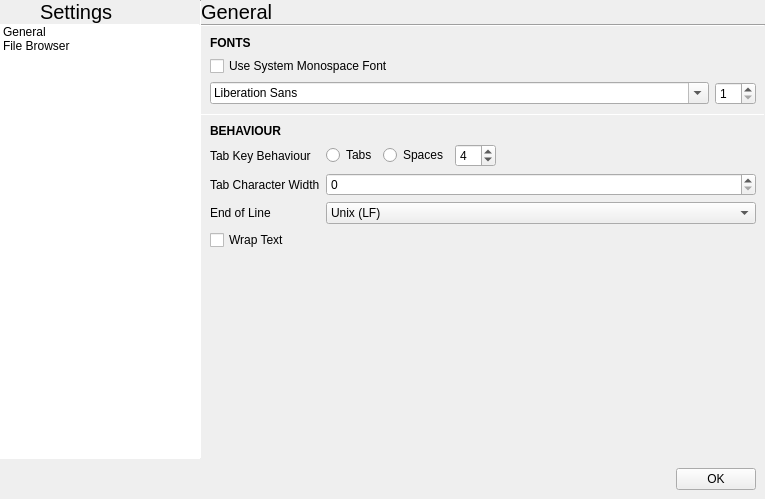
Above: slate/settingsdialog.ui from theCheeseboard/theSlate before the change. Below: the same form after it.
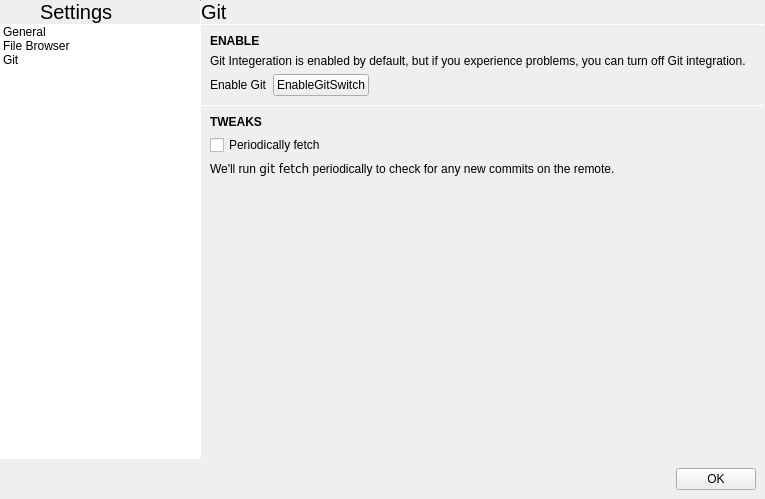
That is the form after the change. Icons and pictures are not drawn. Custom widgets are drawn as their Qt base class.

Diff of the .ui file:
```diff
--- a/slate/settingsdialog.ui
+++ b/slate/settingsdialog.ui
@@ -148,6 +148,11 @@
             <string>File Browser</string>
            </property>
           </item>
+          <item>
+           <property name="text">
+            <string>Git</string>
+           </property>
+          </item>
          </widget>
         </item>
        </layout>
@@ -169,7 +174,7 @@
      <item>
       <widget class="QStackedWidget" name="categoryStack">
        <property name="currentIndex">
-        <number>0</number>
+        <number>2</number>
        </property>
        <widget class="QWidget" name="page">
         <layout class="QVBoxLayout" name="verticalLayout_3">
@@ -224,7 +229,7 @@
               <x>0</x>
               <y>0</y>
               <width>562</width>
-              <height>416</height>
+              <height>409</height>
              </rect>
             </property>
             <layout class="QVBoxLayout" name="verticalLayout_7">
@@ -568,6 +573,194 @@
          </item>
         </layout>
        </widget>
+       <widget class="QWidget" name="page_3">
+        <layout class="QVBoxLayout" name="verticalLayout_8">
+         <property name="spacing">
+          <number>0</number>
+         </property>
+         <property name="leftMargin">
+          <number>0</number>
+         </property>
+         <property name="topMargin">
+          <number>0</number>
+         </property>
+         <property name="rightMargin">
+          <number>0</number>
+         </property>
+         <property name="bottomMargin">
+          <number>0</number>
+         </property>
+         <item>
+          <widget class="QLabel" name="label_9">
+           <property name="font">
+            <font>
+             <pointsize>15</pointsize>
+            </font>
+           </property>
+           <property name="text">
+            <string>Git</string>
+           </property>
+           <property name="margin">
+            <number>9</number>
+           </property>
+          </widget>
+         </item>
+         <item>
+          <widget class="Line" name="line_6">
+           <property name="maximumSize">
+            <size>
+             <width>16777215</width>
+             <height>1</height>
+            </size>
+           </property>
+           <property name="orientation">
+            <enum>Qt::Horizontal</enum>
+           </property>
+          </widget>
+         </item>
+         <item>
+          <layout class="QGridLayout" name="gridLayout_2">
+           <property name="leftMargin">
+            <number>9</number>
+           </property>
+           <property name="topMargin">
+            <number>9</number>
+           </property>
+           <property name="rightMargin">
+            <number>9</number>
+           </property>
+           <property name="bottomMargin">
+            <number>9</number>
+           </property>
+           <property name="spacing">
+            <number>6</number>
+           </property>
+           <item row="2" column="0">
+            <widget class="QLabel" name="label_12">
+             <property name="text">
+              <string>Enable Git</string>
+             </property>
+            </widget>
+           </item>
+           <item row="2" column="1">
+            <widget class="tSwitch" name="enableGitSwitch">
+             <property name="text">
+              <string notr="true">EnableGitSwitch</string>
+             </property>
+            </widget>
+           </item>
+           <item row="2" column="2">
+            <spacer name="horizontalSpacer_3">
+             <property name="orientation">
+              <enum>Qt::Horizontal</enum>
+             </property>
+             <property name="sizeHint" stdset="0">
+              <size>
+               <width>40</width>
+               <height>20</height>
+              </size>
+             </property>
+            </spacer>
+           </item>
+           <item row="1" column="0" colspan="3">
+            <widget class="QLabel" name="label_11">
+             <property name="text">
+              <string>Git Integeration is enabled by default, but if you experience problems, you can turn off Git integration.</string>
+             </property>
+             <property name="wordWrap">
+              <bool>true</bool>
+             </property>
+            </widget>
+           </item>
+           <item row="0" column="0" colspan="3">
+            <widget class="QLabel" name="label_10">
+             <property name="font">
+              <font>
+               <weight>75</weight>
+               <bold>true</bold>
+              </font>
+             </property>
+             <property name="text">
+              <string>ENABLE</string>
+             </property>
+            </widget>
+           </item>
+          </layout>
+         </item>
+         <item>
+          <widget class="Line" name="line_7">
+           <property name="maximumSize">
+            <size>
+             <width>16777215</width>
+             <height>1</height>
+            </size>
+           </property>
+           <property name="orientation">
+            <enum>Qt::Horizontal</enum>
+           </property>
+          </widget>
+         </item>
+         <item>
+          <layout class="QGridLayout" name="gridLayout_3">
+           <property name="leftMargin">
+            <number>9</number>
+           </property>
+           <property name="topMargin">
+            <number>9</number>
+           </property>
+           <property name="rightMargin">
+            <number>9</number>
+           </property>
+           <property name="bottomMargin">
+            <number>9</number>
+           </property>
+           <property name="spacing">
+            <number>6</number>
+           </property>
+           <item row="0" column="0">
+            <widget class="QLabel" name="label_13">
+             <property name="font">
+              <font>
+               <weight>75</weight>
+               <bold>true</bold>
+              </font>
+             </property>
+             <property name="text">
+              <string>TWEAKS</string>
+             </property>
+            </widget>
+           </item>
+           <item row="1" column="0">
+            <widget class="QCheckBox" name="gitPeriodicallyFetch">
+             <property name="text">
+              <string>Periodically fetch</string>
+             </property>
+            </widget>
+           </item>
+           <item row="2" column="0">
+            <widget class="QLabel" name="label_14">
+             <property name="text">
+              <string>We'll run &lt;code&gt;git fetch&lt;/code&gt; periodically to check for any new commits on the remote.</string>
+             </property>
+            </widget>
+           </item>
+          </layout>
+         </item>
+         <item>
+          <spacer name="verticalSpacer_3">
+           <property name="orientation">
+            <enum>Qt::Vertical</enum>
+           </property>
+           <property name="sizeHint" stdset="0">
+            <size>
+             <width>20</width>
+             <height>40</height>
+            </size>
+           </property>
+          </spacer>
+         </item>
+        </layout>
+       </widget>
       </widget>
      </item>
     </layout>
@@ -612,6 +805,13 @@
    </item>
   </layout>
  </widget>
+ <customwidgets>
+  <customwidget>
+   <class>tSwitch</class>
+   <extends>QPushButton</extends>
+   <header location="global">tswitch.h</header>
+  </customwidget>
+ </customwidgets>
  <resources>
   <include location="icons.qrc"/>
  </resources>
```
